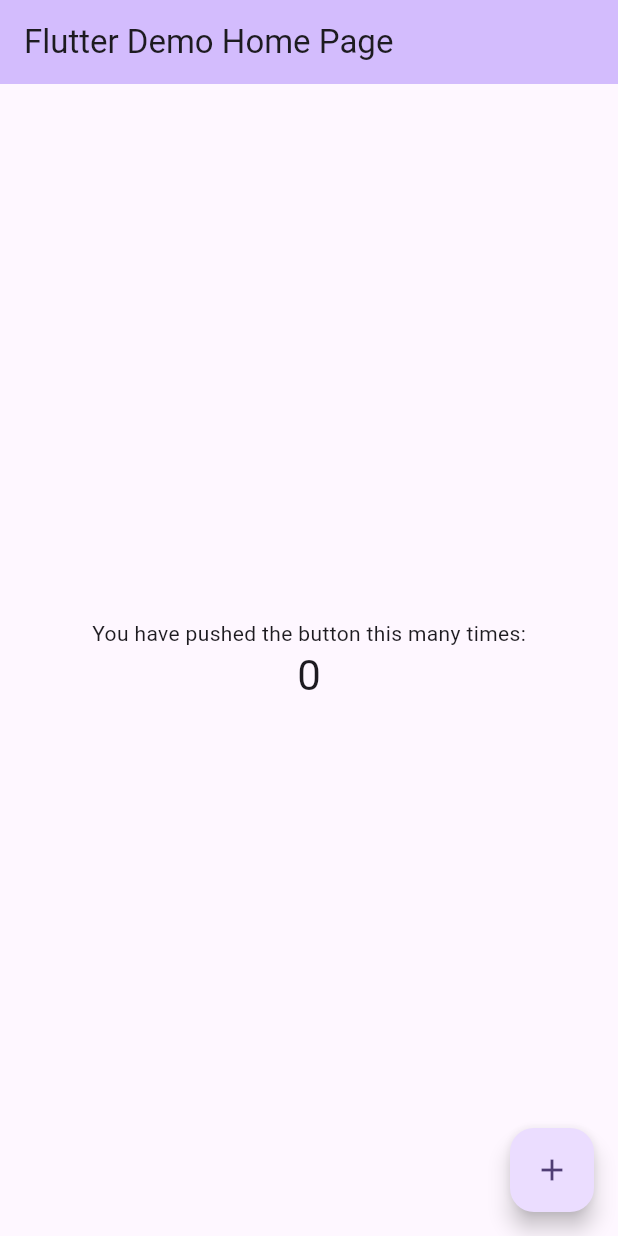
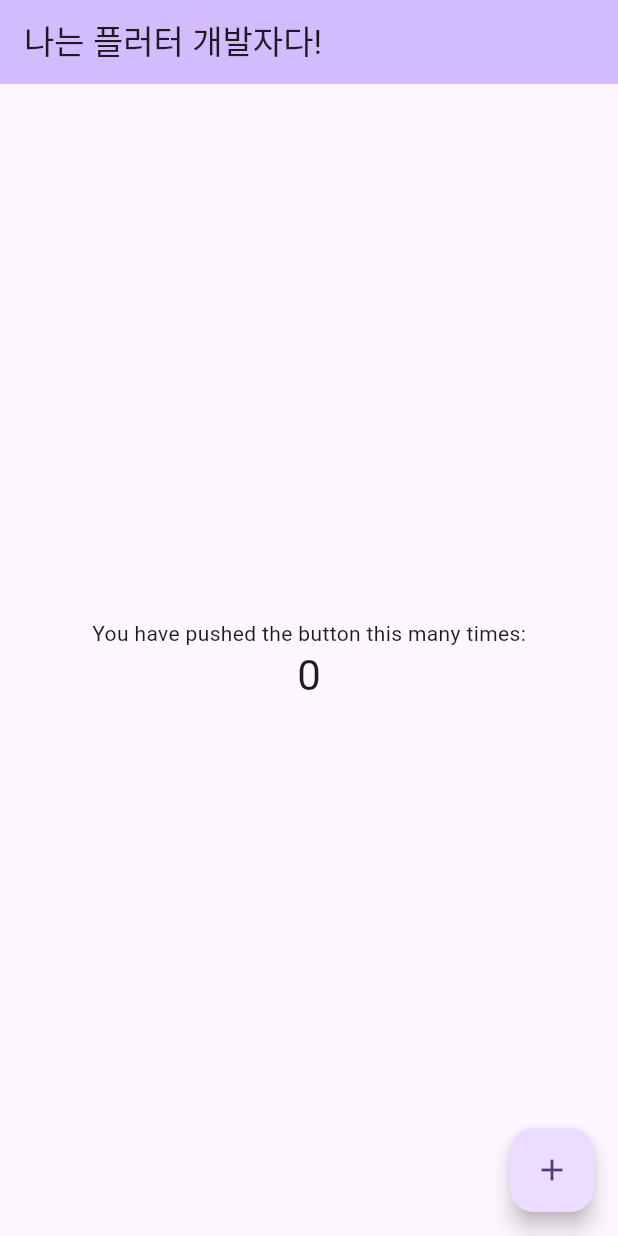
Before and after one commit to jiyeong00/FED-Flutter-2024Yu_ji_yeong, a Flutter app: the screen it shows after launch, on a phone screen of 412 x 824 dp. Run offline on Flutter 3.47's test engine with Material 3 defaults, Android fonts, the phone set to English and light mode, and no system bars.

```diff
--- a/03.플러터PJ/app_01_store/lib/main.dart
+++ b/03.플러터PJ/app_01_store/lib/main.dart
@@ -11,7 +11,8 @@ class MyApp extends StatelessWidget {
   @override
   Widget build(BuildContext context) {
     return MaterialApp(
-      title: 'Flutter Demo',
+      debugShowCheckedModeBanner: false,
+      title: '끄아아',
       theme: ThemeData(
         // This is the theme of your application.
         //
@@ -31,7 +32,7 @@ class MyApp extends StatelessWidget {
         colorScheme: ColorScheme.fromSeed(seedColor: Colors.deepPurple),
         useMaterial3: true,
       ),
-      home: const MyHomePage(title: 'Flutter Demo Home Page'),
+      home: const MyHomePage(title: '나는 플러터 개발자다!'),
     );
   }
 }
```
